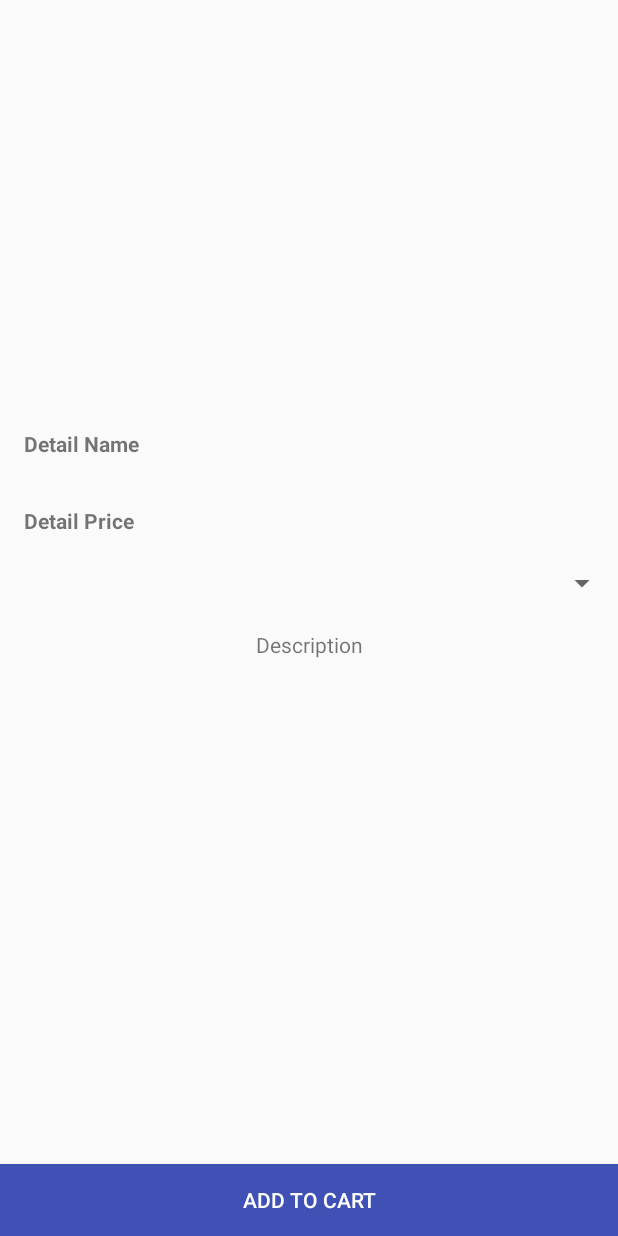
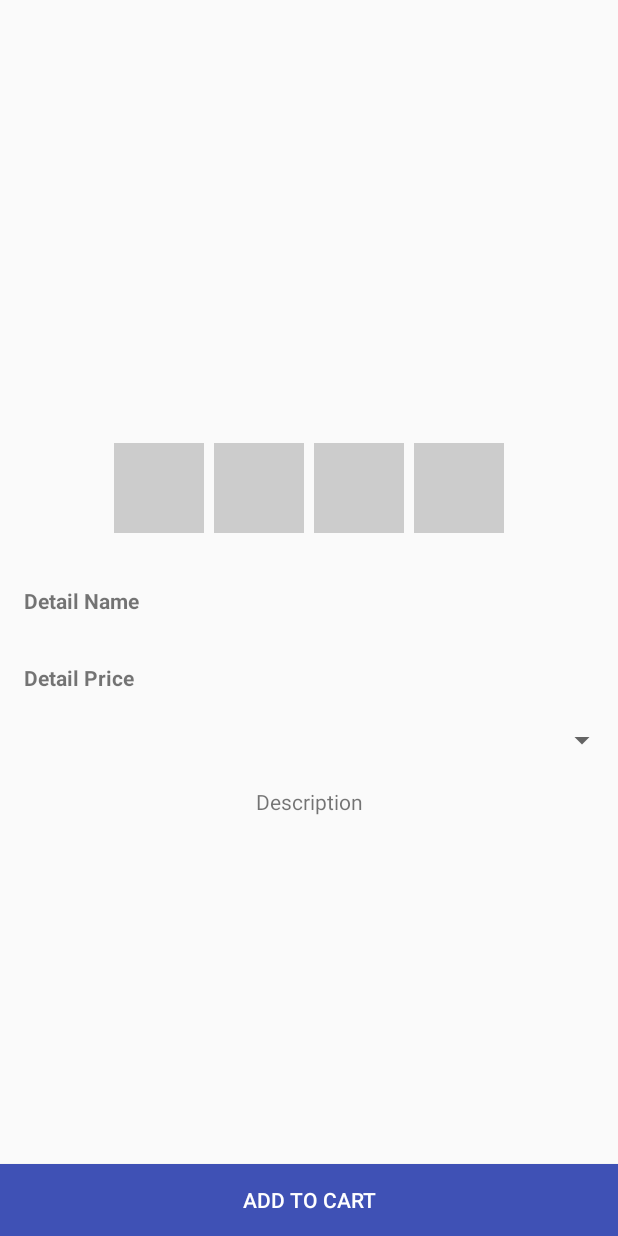
Before and after one commit to ranggahai/MyShoppingMall, an Android app: the layout activity_detil_produk.xml on its own in the app's theme, with its tools: preview values and no code run, on a phone screen of 412 x 824 dp. Run offline under Robolectric (Android 15) with nearby library versions, the phone set to English and light mode, and no system bars.

Commit message:
20 Juli 12:07 Rehat Training

```diff
--- a/app/src/main/AndroidManifest.xml
+++ b/app/src/main/AndroidManifest.xml
@@ -6,7 +6,7 @@
 
     <application
         android:allowBackup="true"
-        android:icon="@mipmap/ic_launcher"
+        android:icon="@mipmap/dota2"
         android:label="@string/app_name"
         android:supportsRtl="true"
         android:theme="@style/AppTheme">
--- a/app/src/main/res/layout/activity_detil_produk.xml
+++ b/app/src/main/res/layout/activity_detil_produk.xml
@@ -18,7 +18,39 @@
                 android:layout_width="match_parent"
                 android:layout_height="270dp"
                 android:adjustViewBounds="true"
-                android:id="@+id/img_detail"/>
+                android:id="@+id/img_detail"
+                android:layout_marginTop="6dp"/>
+            <LinearLayout
+                android:layout_width="match_parent"
+                android:layout_height="wrap_content"
+                android:layout_margin="16dp"
+                android:orientation="horizontal"
+                android:gravity="center">
+                <ImageView
+                    android:layout_width="60dp"
+                    android:layout_height="60dp"
+                    android:layout_margin="3dp"
+                    android:background="#cccccc"
+                    android:id="@+id/thumb1"/>
+                <ImageView
+                    android:layout_width="60dp"
+                    android:layout_height="60dp"
+                    android:layout_margin="3dp"
+                    android:background="#cccccc"
+                    android:id="@+id/thumb2"/>
+                <ImageView
+                    android:layout_width="60dp"
+                    android:layout_height="60dp"
+                    android:layout_margin="3dp"
+                    android:background="#cccccc"
+                    android:id="@+id/thumb3"/>
+                <ImageView
+                    android:layout_width="60dp"
+                    android:layout_height="60dp"
+                    android:layout_margin="3dp"
+                    android:background="#cccccc"
+                    android:id="@+id/thumb4"/>
+            </LinearLayout>
             <TextView
                 android:layout_width="match_parent"
                 android:layout_height="wrap_content"
--- a/app/src/main/res/values/strings.xml
+++ b/app/src/main/res/values/strings.xml
@@ -1,4 +1,4 @@
 <resources>
-    <string name="app_name">MyShoppingMall</string>
+    <string name="app_name">Dota2Mall</string>
     <string name="spn_size_prompt">Ukuran</string>
 </resources>
```
Also changed, not shown: app/src/main/java/com/example/telkomsel/myshoppingmall/DetilProdukActivity.java (+34 -2 lines), app/src/main/java/com/example/telkomsel/myshoppingmall/SampleData.java (+7 -0 lines).
